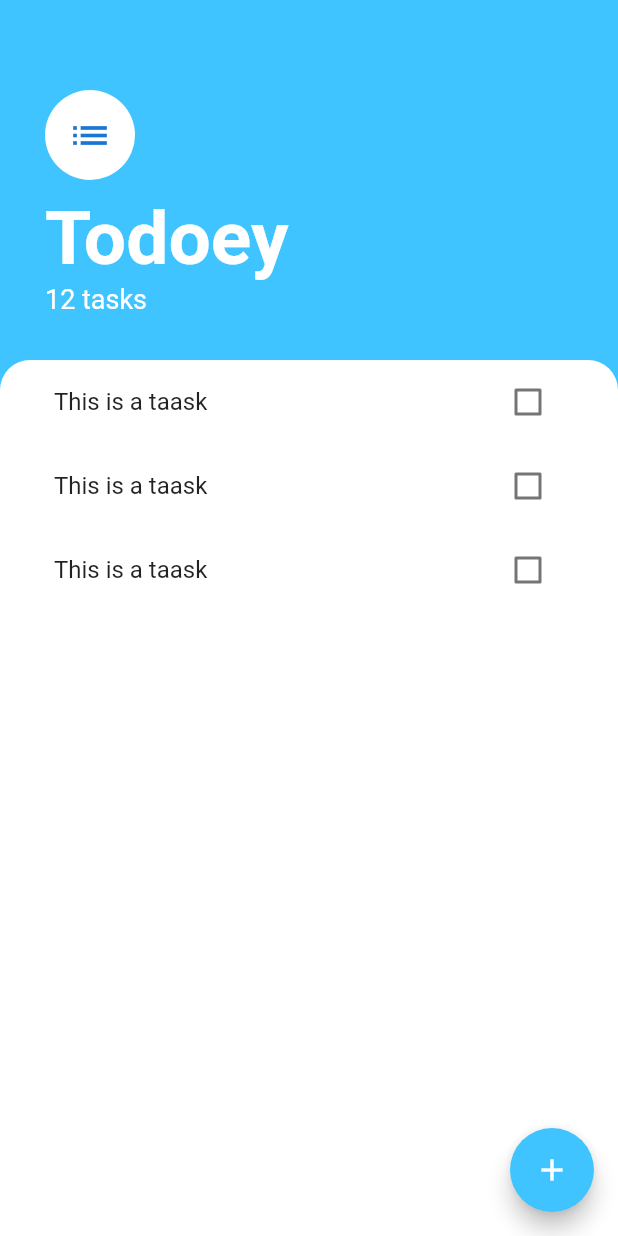
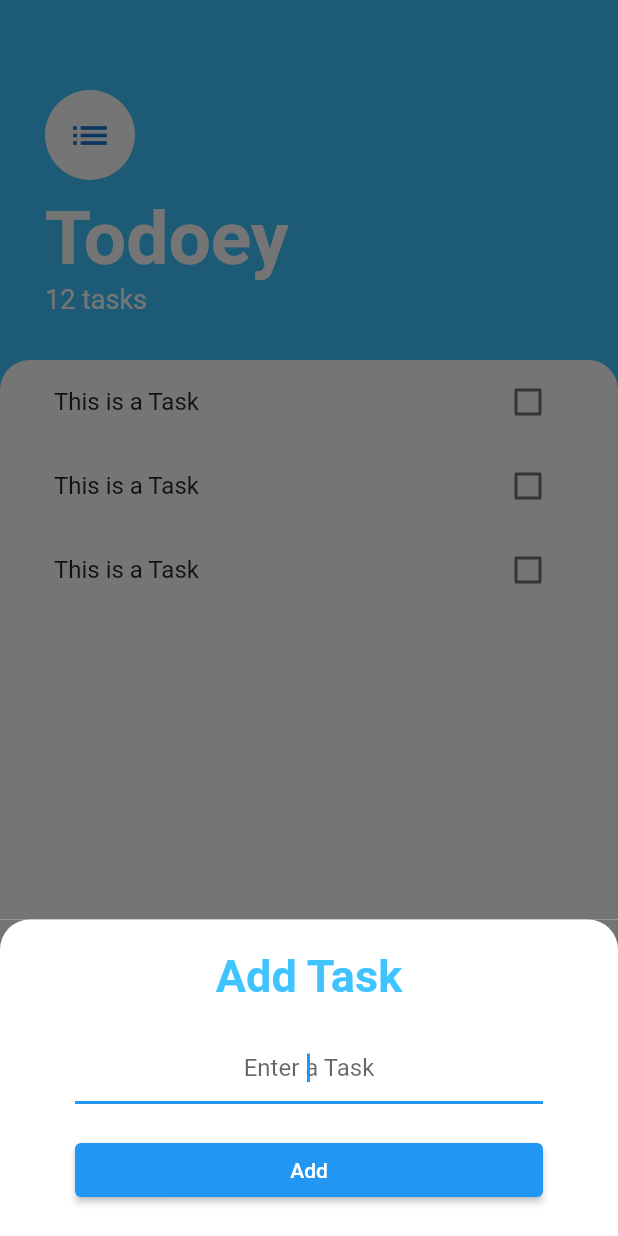
Before and after one commit to tprabodh/todoey, a Flutter app: the screen it shows after launch, after a tap on the "add" icon, on a phone screen of 412 x 824 dp. Run offline on Flutter 3.47's test engine with Material 2 defaults, Android fonts, the phone set to English and light mode, and no system bars.

Commit message:
added more functionality

```diff
--- /dev/null
+++ b/lib/screens/add_task.dart
@@ -0,0 +1,58 @@
+import 'package:flutter/material.dart';
+
+class AddTask extends StatefulWidget {
+  AddTask({Key? key}) : super(key: key);
+
+  @override
+  State<AddTask> createState() => _AddTaskState();
+}
+
+class _AddTaskState extends State<AddTask> {
+String taskInput='';
+
+  @override
+  Widget build(BuildContext context) {
+    return  Container(
+      color:Color(0xff757575),
+      child: Container(
+        padding: EdgeInsets.symmetric(horizontal: 50.0,vertical: 20.0),
+        decoration: BoxDecoration(
+          color: Colors.white,
+            borderRadius: BorderRadius.only(
+                topLeft: Radius.circular(20.0),
+                topRight: Radius.circular(20.0),)
+        ),
+        child: Column(
+          crossAxisAlignment: CrossAxisAlignment.stretch,
+          children: [
+            Text("Add Task",
+              textAlign: TextAlign.center,
+              style: TextStyle(
+                color: Colors.lightBlueAccent,
+                fontWeight: FontWeight.bold,
+                fontSize: 30.0,
+                ),),
+            SizedBox(height: 20.0),
+            TextField(
+              onChanged: (val){
+                setState(() {
+                  taskInput=val;
+                });
+              },
+              decoration: InputDecoration(
+                hintText: "Enter a Task",
+                focusColor: Colors.cyan
+              ),
+              autofocus: true,
+              textAlign: TextAlign.center,
+            ),
+            SizedBox(height: 20.0),
+          ElevatedButton(onPressed: (){},
+              child: Text("Add"),
+          )
+          ],
+        ),
+      )
+    );
+  }
+}
--- a/lib/screens/tasks_screen.dart
+++ b/lib/screens/tasks_screen.dart
@@ -1,4 +1,6 @@
 import 'package:flutter/material.dart';
+import 'package:todoey/screens/add_task.dart';
+import 'package:todoey/widgets/tasks_list.dart';
 
 class TaskScreen extends StatelessWidget {
   const TaskScreen({Key? key}) : super(key: key);
@@ -8,7 +10,17 @@ class TaskScreen extends StatelessWidget {
     return Scaffold(
       backgroundColor: Colors.lightBlueAccent,
       floatingActionButton: FloatingActionButton(
-        onPressed: () {},
+        onPressed: () {
+          showModalBottomSheet(context: context,
+              isScrollControlled: true,
+          builder: (context) => SingleChildScrollView(
+              child:Container(
+                padding: EdgeInsets.only(bottom: MediaQuery.of(context).viewInsets.bottom),
+                child: AddTask(),
+              )
+          )
+          );
+        },
         backgroundColor: Colors.lightBlueAccent,
         child: const Icon(Icons.add),
       ),
@@ -65,31 +77,3 @@ class TaskScreen extends StatelessWidget {
     );
   }
 }
-
-class TasksList extends StatelessWidget {
-
-  @override
-  Widget build(BuildContext context) {
-    return ListView(
-      children: [
-        TaskTile(),
-        TaskTile(),
-        TaskTile(),
-      ],
-    );
-  }
-}
-
-class TaskTile extends StatelessWidget {
-
-  @override
-  Widget build(BuildContext context) {
-    return ListTile(
-      title: const Text("This is a taask"),
-      trailing: Checkbox(
-        value: false,
-        onChanged: (bool? value) {},
-      ),
-    );
-  }
-}
--- a/lib/widgets/tasks_list.dart
+++ b/lib/widgets/tasks_list.dart
@@ -1 +1,18 @@
 import 'package:flutter/material.dart';
+import 'package:todoey/widgets/tasks_tile.dart';
+
+class TasksList extends StatelessWidget {
+  const TasksList({super.key});
+
+
+  @override
+  Widget build(BuildContext context) {
+    return ListView(
+      children: [
+        TaskTile(),
+        TaskTile(),
+        TaskTile(),
+      ],
+    );
+  }
+}
--- a/lib/widgets/tasks_tile.dart
+++ b/lib/widgets/tasks_tile.dart
@@ -1 +1,25 @@
 import 'package:flutter/material.dart';
+
+class TaskTile extends StatefulWidget {
+  @override
+  State<TaskTile> createState() => _TaskTileState();
+}
+
+class _TaskTileState extends State<TaskTile> {
+bool isChecked=false;
+  @override
+  Widget build(BuildContext context) {
+    return ListTile(
+      title: const Text("This is a Task"),
+      trailing: Checkbox(
+        activeColor: Colors.lightBlueAccent,
+        value: isChecked,
+        onChanged: (bool? value) {
+          setState(() {
+            isChecked=value!;
+          });
+        },
+      ),
+    );
+  }
+}
```
